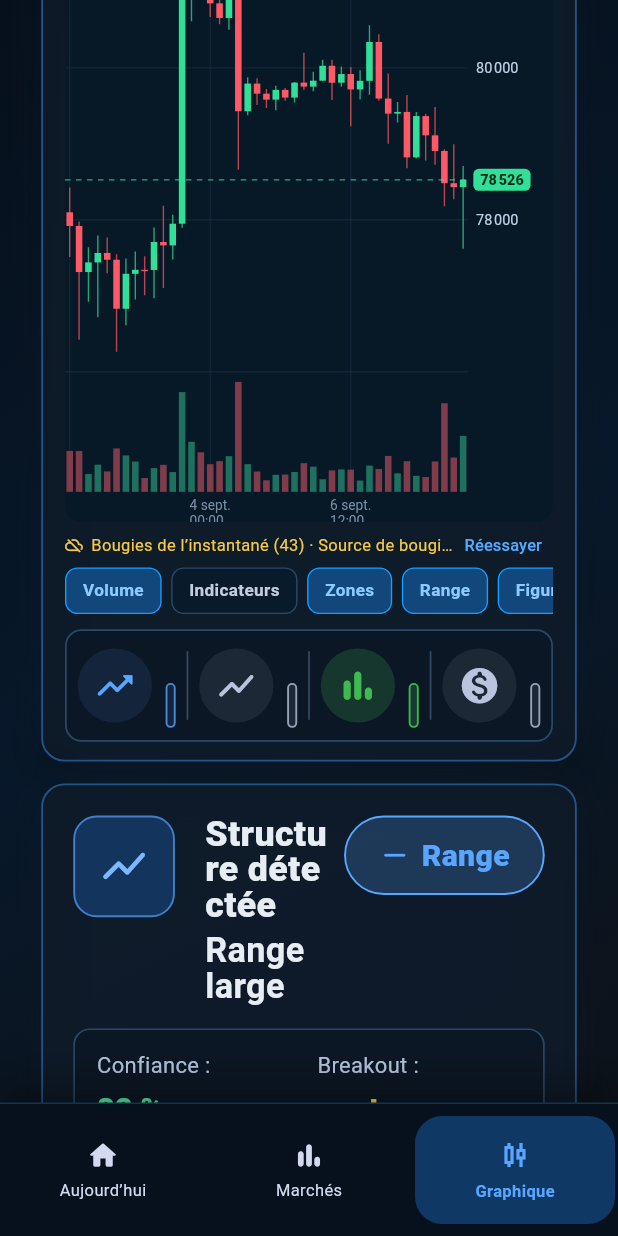
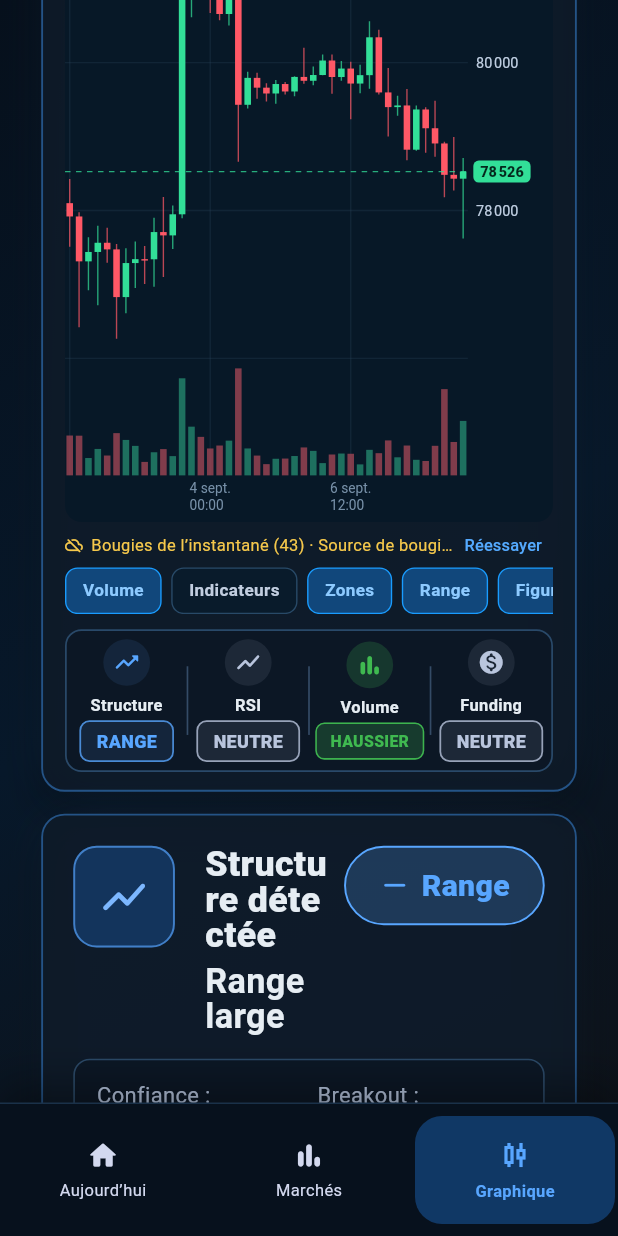
Before and after one commit to HebertAntoine/crypto_intelligence, a Flutter app: the screen it shows after launch, item 3 of the bottom bar chosen, scrolled down 576 dp, on a phone screen of 412 x 824 dp. Run offline on Flutter 3.47's test engine with Material 3 defaults, Android fonts, the phone set to English and light mode, and no system bars; network calls fail.

Commit message:
Chart: the axis band was shorter than its labels
Two defects visible on a real phone, both about space.

The time axis reserved 22px for a label that is two lines - "4 sept." then
"14:00" - so the hour was cut in half by the edge of the frame. The band is
34px now.

The indicator strip laid its four signals out in a row: a 54px circle plus
margins left about sixty pixels for the text, so the label went to ellipsis
and the pill collapsed into an unreadable vertical bar. Each signal is
stacked now - icon, label, pill - which fits four across without crushing
anything.

The chart also names what it draws: pair, timeframe, price and change in the
top-left, taken from the last *visible* candle so panning back through history
describes what is on screen rather than what is current. The pair and source
come from the call actually made - on fallback the header does not claim to be
live.

218 Flutter tests, 990 backend, analyze clean, web build OK.

Co-Authored-By: Claude Opus 5 <noreply@anthropic.com>

```diff
--- a/app/lib/chart/candle_chart.dart
+++ b/app/lib/chart/candle_chart.dart
@@ -24,7 +24,9 @@ const _textSecondary = Color(0xFFB7C5D9);
 
 /// Réserve à droite pour l'axe des prix, et en bas pour les dates.
 const double _priceAxisWidth = 62;
-const double _timeAxisHeight = 22;
+// Deux lignes — « 4 sept. » puis « 14:00 » — plus l'interligne. À 22 px
+// l'heure était coupée en deux par le bord du cadre.
+const double _timeAxisHeight = 34;
 const double _volumeFraction = 0.18;
 
 class CandleChart extends StatefulWidget {
@@ -34,11 +36,19 @@ class CandleChart extends StatefulWidget {
   /// Unité de temps, pour formater les dates de l'axe et du crosshair.
   final String timeframe;
 
+  /// La paire réellement appelée et sa source. Affichées telles quelles: le
+  /// graphique ne doit jamais annoncer un fournisseur dont les données ne
+  /// viennent pas.
+  final String? pair;
+  final String? source;
+
   const CandleChart({
     super.key,
     required this.candles,
     required this.timeframe,
     required this.layers,
+    this.pair,
+    this.source,
   });
 
   @override
@@ -138,6 +148,8 @@ class _CandleChartState extends State<CandleChart> {
               body: body,
               crosshair: _crosshair,
               timeframe: widget.timeframe,
+              pair: widget.pair,
+              source: widget.source,
             ),
           ),
         );
@@ -152,6 +164,8 @@ class _CandleChartPainter extends CustomPainter {
   final Rect body;
   final Offset? crosshair;
   final String timeframe;
+  final String? pair;
+  final String? source;
 
   _CandleChartPainter({
     required this.viewport,
@@ -159,6 +173,8 @@ class _CandleChartPainter extends CustomPainter {
     required this.body,
     required this.crosshair,
     required this.timeframe,
+    this.pair,
+    this.source,
   });
 
   Rect get _plot => viewport.plot;
@@ -180,6 +196,7 @@ class _CandleChartPainter extends CustomPainter {
     if (layers.isVisible(ChartLayer.labels)) {
       _paintPriceAxis(canvas, size);
       _paintTimeAxis(canvas, size);
+      _paintHeader(canvas);
     }
     if (crosshair != null) _paintCrosshair(canvas, size);
   }
@@ -194,6 +211,55 @@ class _CandleChartPainter extends CustomPainter {
       anchor: _Anchor.center,
     );
   }
+
+  /// L'identité de ce qui est dessiné, en haut à gauche.
+  ///
+  /// La paire et la source viennent de l'appel réellement effectué. Le prix et
+  /// la variation se lisent sur la dernière bougie **visible**, pas sur la
+  /// dernière du jeu: en remontant l'historique, l'en-tête doit décrire ce
+  /// qu'on regarde.
+  void _paintHeader(Canvas canvas) {
+    final last = viewport.candles[viewport.endIndex - 1];
+    final first = viewport.candles[viewport.startIndex];
+    final change = first.close == 0
+        ? 0.0
+        : (last.close - first.close) / first.close * 100;
+    final rising = change >= 0;
+    final colour = rising ? _bull : _bear;
+    var dy = _plot.top + 4;
+
+    final title = [pair, _timeframeLabel]
+        .whereType<String>()
+        .where((part) => part.isNotEmpty)
+        .join(' · ');
+    if (title.isNotEmpty) {
+      _text(canvas, title, Offset(_plot.left + 6, dy),
+          const TextStyle(
+              color: _textPrimary, fontSize: 11.5, fontWeight: FontWeight.w800));
+      dy += 14;
+    }
+    if (source != null && source!.isNotEmpty) {
+      _text(canvas, source!, Offset(_plot.left + 6, dy),
+          const TextStyle(color: Color(0xFF7790A8), fontSize: 10));
+      dy += 13;
+    }
+    _text(
+      canvas,
+      '${_price(last.close)}  ${rising ? '+' : ''}'
+      '${change.toStringAsFixed(2).replaceAll('.', ',')} %',
+      Offset(_plot.left + 6, dy),
+      TextStyle(color: colour, fontSize: 11.5, fontWeight: FontWeight.w700),
+    );
+  }
+
+  String get _timeframeLabel => switch (timeframe) {
+        '15m' => '15 min',
+        '1h' => '1 h',
+        '4h' => '4 h',
+        '1d' => '1 j',
+        '1w' => '1 sem.',
+        _ => timeframe,
+      };
 
   // --- calque 0 : grille --------------------------------------------------
 
@@ -503,7 +569,9 @@ class _CandleChartPainter extends CustomPainter {
       old.viewport != viewport ||
       old.crosshair != crosshair ||
       old.layers != layers ||
-      old.body != body;
+      old.body != body ||
+      old.pair != pair ||
+      old.source != source;
 }
 
 enum _Anchor { topLeft, topRight, topCenter, centerLeft, center }
--- a/app/lib/screens/chart_screen.dart
+++ b/app/lib/screens/chart_screen.dart
@@ -450,6 +450,10 @@ class _VisualChartPanelState extends State<_VisualChartPanel> {
                     candles: candles,
                     timeframe: widget.timeframe,
                     layers: _layers,
+                    // Nommés d'après l'appel réellement effectué; sur repli,
+                    // l'en-tête ne prétend pas venir du direct.
+                    pair: live?.symbol,
+                    source: live?.source,
                   ),
                 ),
               );
@@ -641,7 +645,7 @@ class _IndicatorStrip extends StatelessWidget {
   Widget build(BuildContext context) {
     final signals = _indicatorSignals(data);
     return Container(
-      height: 82,
+      height: 104,
       decoration: BoxDecoration(
         color: const Color(0xFF0B1624).withValues(alpha: 0.78),
         borderRadius: BorderRadius.circular(12),
@@ -693,36 +697,39 @@ class _SignalChip extends StatelessWidget {
 
   @override
   Widget build(BuildContext context) {
+    // Empilé plutôt qu'en ligne. Côte à côte, le rond de 54 px et les marges
+    // ne laissaient qu'une soixantaine de pixels au texte pour quatre signaux
+    // partageant la largeur: le libellé passait en ellipse et la pastille se
+    // réduisait à une barre verticale illisible.
     return Padding(
-      padding: const EdgeInsets.symmetric(horizontal: 8),
-      child: Row(
+      padding: const EdgeInsets.symmetric(horizontal: 4, vertical: 6),
+      child: Column(
         mainAxisAlignment: MainAxisAlignment.center,
         children: [
           Container(
-            width: 54,
-            height: 54,
+            width: 34,
+            height: 34,
             decoration: BoxDecoration(
               shape: BoxShape.circle,
               color: color.withValues(alpha: filled ? 0.20 : 0.10),
             ),
-            child: Icon(icon, color: color, size: 31),
-          ),
-          const SizedBox(width: 10),
+            child: Icon(icon, color: color, size: 20),
+          ),
+          const SizedBox(height: 5),
+          Text(
+            label,
+            maxLines: 1,
+            overflow: TextOverflow.ellipsis,
+            textAlign: TextAlign.center,
+            style: const TextStyle(
+                color: AppColors.text, fontSize: 12, fontWeight: FontWeight.w600),
+          ),
+          const SizedBox(height: 3),
           Flexible(
-            child: Column(
-              mainAxisAlignment: MainAxisAlignment.center,
-              crossAxisAlignment: CrossAxisAlignment.start,
-              children: [
-                Text(
-                  label,
-                  maxLines: 1,
-                  overflow: TextOverflow.ellipsis,
-                  style: const TextStyle(color: AppColors.text, fontSize: 17),
-                ),
-                const SizedBox(height: 5),
-                MobilePill(
-                    label: state, color: color, dense: true, filled: filled),
-              ],
+            child: FittedBox(
+              fit: BoxFit.scaleDown,
+              child: MobilePill(
+                  label: state, color: color, dense: true, filled: filled),
             ),
           ),
         ],
```
Also changed, not shown: 1 other file.
